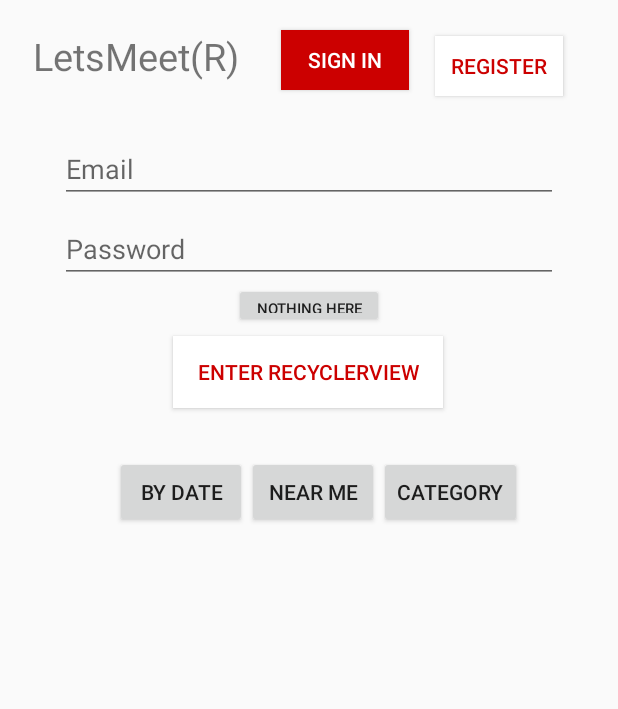
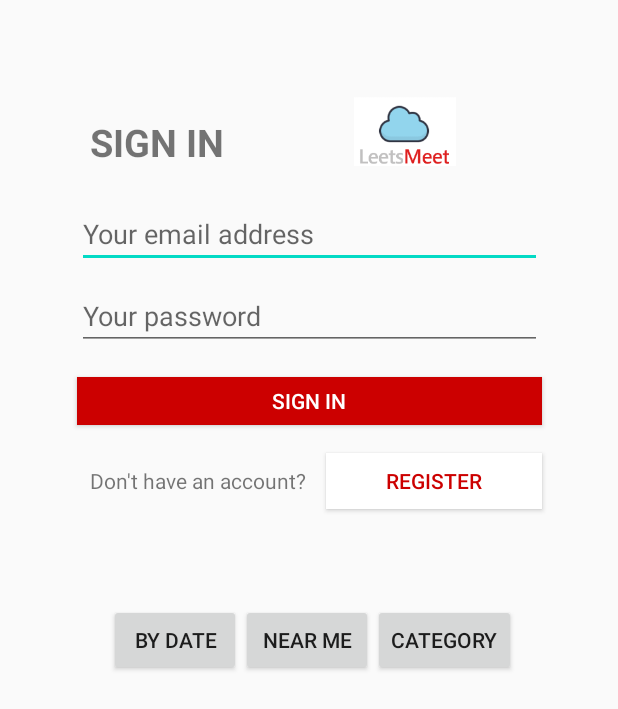
Before and after one commit to DuneZerna/LetsMeet, an Android app: the layout activity_login.xml on its own in the app's theme, with its tools: preview values and no code run, on a phone screen of 412 x 824 dp. Shown: the top 709 px of the screen. Run offline under Robolectric (Android 15) with nearby library versions, the light colour scheme and no system bars.

Commit message:
Login finalized

```diff
--- a/app/src/main/res/layout/activity_login.xml
+++ b/app/src/main/res/layout/activity_login.xml
@@ -11,15 +11,135 @@
     android:paddingBottom="@dimen/activity_vertical_margin"
     tools:context=".ui.login.LoginActivity">
 
+    <RelativeLayout
+        android:layout_width="350dp"
+        android:layout_height="315dp"
+        app:layout_constraintBottom_toTopOf="@+id/button5"
+        app:layout_constraintEnd_toEndOf="parent"
+        app:layout_constraintStart_toStartOf="parent"
+        app:layout_constraintTop_toTopOf="parent"
+        app:layout_constraintVertical_bias="0.533">
+
+        <TextView
+            android:id="@+id/titleText"
+            android:layout_width="107dp"
+            android:layout_height="wrap_content"
+            android:layout_alignParentStart="true"
+            android:layout_alignParentTop="true"
+            android:layout_marginStart="20dp"
+            android:layout_marginTop="23dp"
+            android:text="@string/signUp"
+            android:textAlignment="center"
+            android:textAllCaps="true"
+            android:textSize="25sp"
+            android:textStyle="bold" />
+
+        <EditText
+            android:id="@+id/username"
+            android:layout_width="299dp"
+            android:layout_height="wrap_content"
+            android:layout_alignParentStart="true"
+            android:layout_alignParentTop="true"
+            android:layout_alignParentEnd="true"
+            android:layout_marginStart="20dp"
+            android:layout_marginTop="79dp"
+            android:layout_marginEnd="20dp"
+            android:autofillHints=""
+            android:hint="@string/prompt_email"
+            android:inputType="textEmailAddress"
+            android:selectAllOnFocus="true" />
+
+        <Button
+            android:id="@+id/register_button"
+            android:layout_width="144dp"
+            android:layout_height="37dp"
+            android:layout_alignParentEnd="true"
+            android:layout_alignParentBottom="true"
+            android:layout_gravity="start"
+            android:layout_marginTop="4dp"
+            android:layout_marginEnd="20dp"
+            android:layout_marginBottom="30dp"
+            android:background="@android:color/white"
+            android:enabled="true"
+            android:text="@string/action_register"
+            android:textColor="@android:color/holo_red_dark" />
+
+        <Button
+            android:id="@+id/login"
+            android:layout_width="match_parent"
+            android:layout_height="32dp"
+            android:layout_alignParentBottom="true"
+            android:layout_gravity="start"
+            android:layout_marginBottom="86dp"
+            android:background="@android:color/holo_red_dark"
+            android:enabled="true"
+            android:text="@string/action_sign_in_short"
+            android:layout_marginStart="20dp"
+            android:layout_marginEnd="20dp"
+            android:textColor="@android:color/white" />
+
+        <EditText
+            android:id="@+id/password"
+            android:layout_width="match_parent"
+            android:layout_height="wrap_content"
+            android:layout_above="@+id/login"
+            android:layout_below="@+id/username"
+            android:layout_marginStart="20dp"
+            android:layout_marginTop="11dp"
+            android:layout_marginEnd="20dp"
+            android:layout_marginBottom="18dp"
+            android:autofillHints=""
+            android:hint="@string/prompt_password"
+            android:imeActionLabel="@string/action_sign_in_short"
+            android:imeOptions="actionDone"
+            android:inputType="textPassword"
+            android:selectAllOnFocus="true" />
+
+        <TextView
+            android:id="@+id/textView2"
+            android:layout_width="159dp"
+            android:layout_height="38dp"
+            android:layout_alignParentStart="true"
+            android:layout_alignParentBottom="true"
+            android:layout_marginStart="20dp"
+            android:layout_marginEnd="6dp"
+            android:layout_marginBottom="30dp"
+            android:layout_toStartOf="@+id/register_button"
+            android:gravity="center_vertical|center_horizontal"
+            android:text="@string/registered_user" />
+
+        <ImageView
+            android:id="@+id/imageView2"
+            android:layout_width="165dp"
+            android:layout_height="68dp"
+            android:layout_alignParentEnd="true"
+            android:layout_marginStart="20dp"
+            android:layout_marginEnd="20dp"
+            android:layout_toEndOf="@+id/titleText"
+            app:srcCompat="@mipmap/letsmeet_foreground" />
+    </RelativeLayout>
+
     <androidx.recyclerview.widget.RecyclerView
         android:id="@+id/recyclerView2"
         android:layout_width="351dp"
         android:layout_height="309dp"
+        android:layout_marginStart="20dp"
+        android:layout_marginEnd="20dp"
+        android:layout_marginBottom="16dp"
         app:layout_constraintBottom_toBottomOf="parent"
         app:layout_constraintEnd_toEndOf="parent"
-        app:layout_constraintStart_toStartOf="parent"
-        app:layout_constraintTop_toBottomOf="@+id/recyclerView_button"
-        app:layout_constraintVertical_bias="0.74" />
+        app:layout_constraintStart_toStartOf="parent" />
+
+    <Button
+        android:id="@+id/button5"
+        android:layout_width="wrap_content"
+        android:layout_height="wrap_content"
+        android:layout_marginTop="288dp"
+        android:text="Near Me"
+        app:layout_constraintBottom_toTopOf="@+id/recyclerView2"
+        app:layout_constraintEnd_toStartOf="@+id/button4"
+        app:layout_constraintTop_toTopOf="parent"
+        app:layout_constraintVertical_bias="0.757" />
 
     <Button
         android:id="@+id/button6"
@@ -31,153 +151,20 @@
         app:layout_constraintEnd_toStartOf="@+id/button5"
         app:layout_constraintStart_toEndOf="@+id/button12"
         app:layout_constraintTop_toTopOf="parent"
-        app:layout_constraintVertical_bias="0.0" />
-
-    <Button
-        android:id="@+id/button5"
-        android:layout_width="wrap_content"
-        android:layout_height="wrap_content"
-        android:layout_marginTop="288dp"
-        android:text="Near Me"
-        app:layout_constraintBottom_toTopOf="@+id/recyclerView2"
-        app:layout_constraintEnd_toStartOf="@+id/button4"
-        app:layout_constraintTop_toTopOf="parent"
-        app:layout_constraintVertical_bias="0.0" />
+        app:layout_constraintVertical_bias="0.757" />
 
     <Button
         android:id="@+id/button4"
         android:layout_width="wrap_content"
         android:layout_height="wrap_content"
         android:layout_marginTop="288dp"
-        android:layout_marginEnd="48dp"
+        android:layout_marginEnd="52dp"
         android:text="Category"
         app:layout_constraintBottom_toTopOf="@+id/recyclerView2"
         app:layout_constraintEnd_toEndOf="parent"
         app:layout_constraintTop_toTopOf="parent"
-        app:layout_constraintVertical_bias="0.0" />
-
-    <Button
-        android:id="@+id/dontMindMe"
-        android:layout_width="100dp"
-        android:layout_height="30dp"
-        android:text="Nothing Here"
-        android:textSize="10sp"
-        app:layout_constraintEnd_toEndOf="parent"
-        app:layout_constraintStart_toStartOf="parent"
-        app:layout_constraintTop_toBottomOf="@+id/password" />
-
-    <TextView
-        android:id="@+id/titleText"
-        android:layout_width="150dp"
-        android:layout_height="40dp"
-        android:layout_marginTop="4dp"
-        android:text="@string/title"
-        android:textAlignment="center"
-        android:textSize="25sp"
-        app:layout_constraintStart_toStartOf="parent"
-        app:layout_constraintTop_toTopOf="parent" />
-
-    <EditText
-        android:id="@+id/username"
-        android:layout_width="0dp"
-        android:layout_height="wrap_content"
-        android:layout_marginStart="24dp"
-        android:layout_marginTop="8dp"
-        android:layout_marginEnd="24dp"
-        android:autofillHints=""
-        android:hint="@string/prompt_email"
-        android:inputType="textEmailAddress"
-        android:selectAllOnFocus="true"
-        app:layout_constraintBottom_toBottomOf="parent"
-        app:layout_constraintEnd_toEndOf="parent"
-        app:layout_constraintStart_toStartOf="parent"
-        app:layout_constraintTop_toTopOf="parent"
-        app:layout_constraintVertical_bias="0.089" />
-
-    <EditText
-        android:id="@+id/password"
-        android:layout_width="0dp"
-        android:layout_height="wrap_content"
-        android:layout_marginStart="24dp"
-        android:layout_marginTop="8dp"
-        android:layout_marginEnd="24dp"
-        android:hint="@string/prompt_password"
-        android:imeActionLabel="@string/action_sign_in_short"
-        android:imeOptions="actionDone"
-        android:inputType="textPassword"
-        android:selectAllOnFocus="true"
-        app:layout_constraintEnd_toEndOf="parent"
-        app:layout_constraintStart_toStartOf="parent"
-        app:layout_constraintTop_toBottomOf="@+id/username"
-        android:autofillHints="" />
-
-    <Button
-        android:id="@+id/login"
-        android:layout_width="85dp"
-        android:layout_height="40dp"
-        android:layout_gravity="start"
-        android:layout_marginTop="4dp"
-        android:layout_marginEnd="48dp"
-        android:background="@android:color/holo_red_dark"
-        android:enabled="true"
-        android:text="@string/action_sign_in_short"
-        android:textColor="@android:color/white"
-        app:layout_constraintBottom_toTopOf="@+id/username"
-        app:layout_constraintEnd_toEndOf="parent"
-        app:layout_constraintHorizontal_bias="0.223"
-        app:layout_constraintStart_toEndOf="@+id/titleText"
-        app:layout_constraintTop_toTopOf="parent"
-        app:layout_constraintVertical_bias="0.0" />
-
-    <Button
-        android:id="@+id/register_button"
-        android:layout_width="85dp"
-        android:layout_height="40dp"
-        android:layout_gravity="start"
-        android:layout_marginStart="12dp"
-        android:layout_marginTop="4dp"
-        android:layout_marginBottom="22dp"
-        android:background="@android:color/white"
-        android:enabled="true"
-        android:text="@string/action_register"
-        android:textColor="@android:color/holo_red_dark"
-        app:layout_constraintBottom_toTopOf="@+id/username"
-        app:layout_constraintEnd_toEndOf="parent"
-        app:layout_constraintHorizontal_bias="0.205"
-        app:layout_constraintStart_toEndOf="@+id/login"
-        app:layout_constraintTop_toTopOf="parent" />
-
-    <Button
-        android:id="@+id/recyclerView_button"
-        android:layout_width="180dp"
-        android:layout_height="wrap_content"
-        android:layout_gravity="start"
-        android:layout_marginTop="160dp"
-        android:background="@android:color/white"
-        android:enabled="true"
-        android:text="Enter RecyclerView"
-        android:textColor="@android:color/holo_red_dark"
-        android:visibility="visible"
-        app:layout_constraintEnd_toEndOf="parent"
-        app:layout_constraintHorizontal_bias="0.497"
-        app:layout_constraintStart_toStartOf="parent"
-        app:layout_constraintTop_toBottomOf="@+id/register_button" />
+        app:layout_constraintVertical_bias="0.757" />
 
 
 
-    <ProgressBar
-        android:id="@+id/loading"
-        android:layout_width="wrap_content"
-        android:layout_height="wrap_content"
-        android:layout_gravity="center"
-        android:layout_marginStart="32dp"
-        android:layout_marginTop="64dp"
-        android:layout_marginEnd="32dp"
-        android:layout_marginBottom="64dp"
-        android:visibility="gone"
-        app:layout_constraintBottom_toBottomOf="parent"
-        app:layout_constraintEnd_toEndOf="@+id/password"
-        app:layout_constraintStart_toStartOf="@+id/password"
-        app:layout_constraintTop_toTopOf="parent"
-        app:layout_constraintVertical_bias="0.3" />
 </androidx.constraintlayout.widget.ConstraintLayout>
--- a/app/src/main/res/values/strings.xml
+++ b/app/src/main/res/values/strings.xml
@@ -1,9 +1,10 @@
-<resources>
+<resources xmlns:tools="http://schemas.android.com/tools">
     <string name="app_name">LetsMeet</string>
     <!-- Strings related to login -->
-    <string name="title">LetsMeet(R)</string>
-    <string name="prompt_email">Email</string>
-    <string name="prompt_password">Password</string>
+    <string name="signUp">Sign In</string>
+    <string name="registered_user" tools:ignore="StringEscaping">Don't have an account?</string>
+    <string name="prompt_email">Your email address</string>
+    <string name="prompt_password">Your password</string>
     <string name="prompt_password_again">Repeat password</string>
     <string name="prompt_first_name">First Name</string>
     <string name="prompt_last_name">Last Name</string>
```
